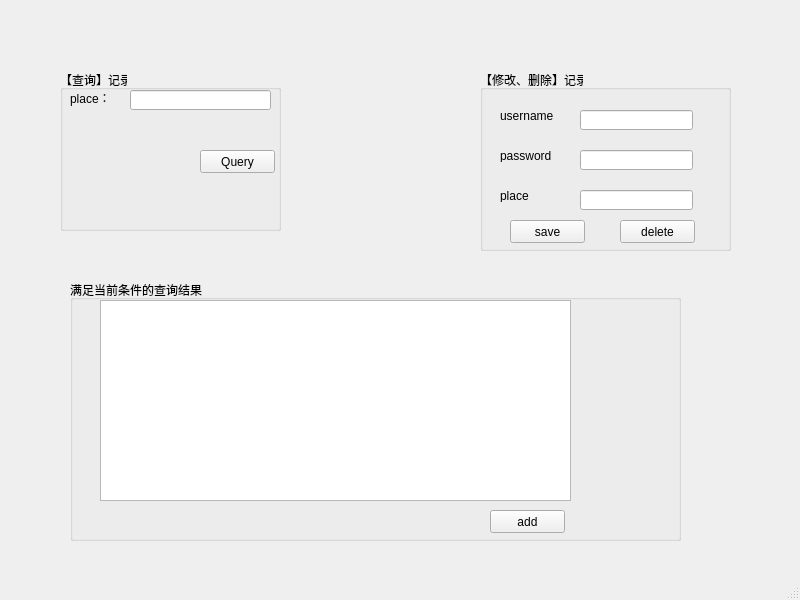
Above: MainWindow.ui from PPPPPupil/PasswordNotebook_demo before the change. Below: the same form after it.
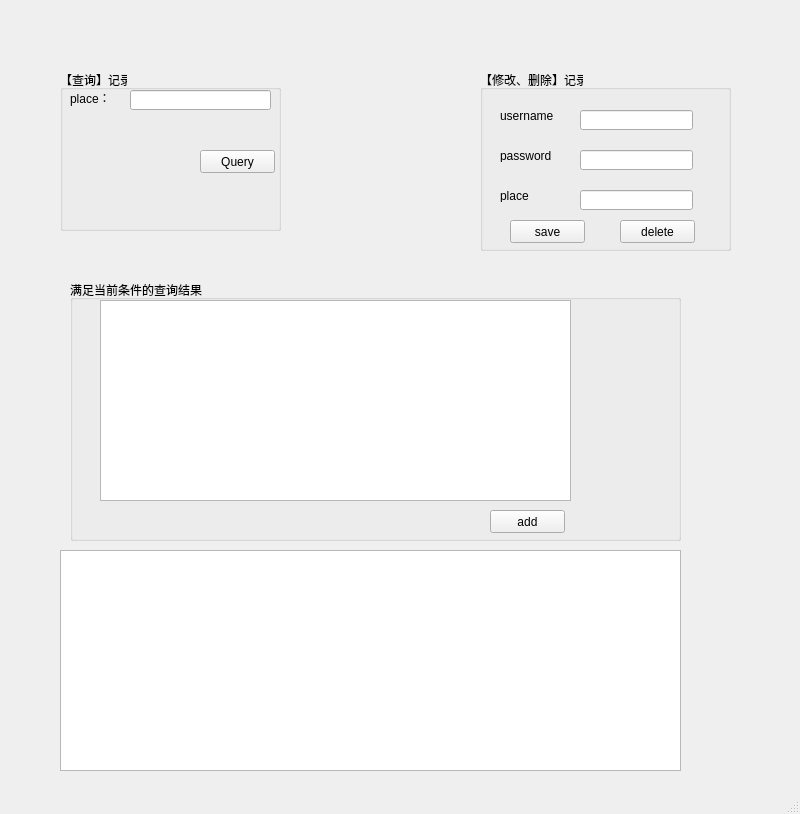
That is the form after the change.

Commit message: table widget

What changed in the file:
```diff
--- a/MainWindow.ui
+++ b/MainWindow.ui
@@ -7,7 +7,7 @@
     <x>0</x>
     <y>0</y>
     <width>800</width>
-    <height>600</height>
+    <height>814</height>
    </rect>
   </property>
   <property name="windowTitle">
@@ -207,6 +207,16 @@
      </property>
     </widget>
    </widget>
+   <widget class="QTableWidget" name="tableWidget">
+    <property name="geometry">
+     <rect>
+      <x>60</x>
+      <y>550</y>
+      <width>621</width>
+      <height>221</height>
+     </rect>
+    </property>
+   </widget>
   </widget>
   <widget class="QMenuBar" name="menubar">
    <property name="geometry">
```
The commit also changes 1 other file.
